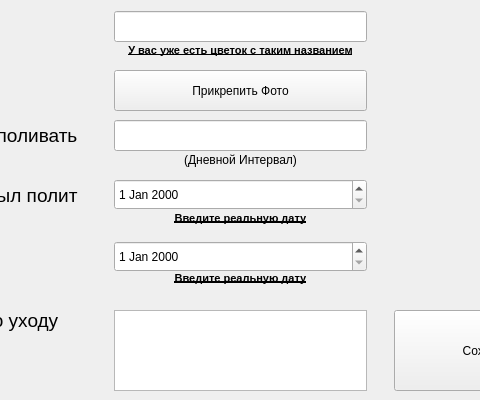
The window that qt_ui/flower_registr.ui (koalmsk/flowerProject) describes before a commit, drawn with Qt 5; both pictures show x 166 to 646 and y 110 to 510 of the 775 by 510 pixel window.
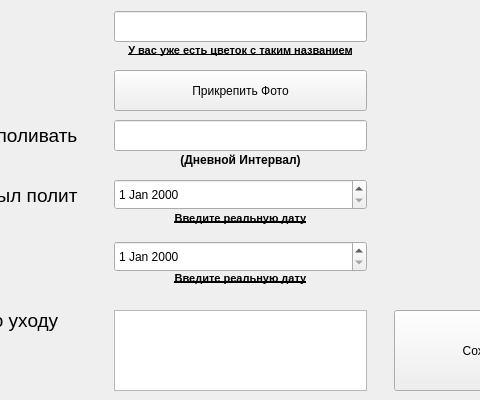
The same window after the commit.

```diff
--- a/qt_ui/flower_registr.ui
+++ b/qt_ui/flower_registr.ui
@@ -109,12 +109,20 @@
   <widget class="QLabel" name="label_3">
    <property name="geometry">
     <rect>
-     <x>322</x>
+     <x>280</x>
      <y>260</y>
-     <width>169</width>
+     <width>253</width>
      <height>20</height>
     </rect>
    </property>
+   <property name="font">
+    <font>
+     <weight>75</weight>
+     <italic>false</italic>
+     <bold>true</bold>
+     <underline>false</underline>
+    </font>
+   </property>
    <property name="text">
     <string>(Дневной Интервал)</string>
    </property>
```
Left out of the diff: 2 changed lines with no effect on the pictures.
